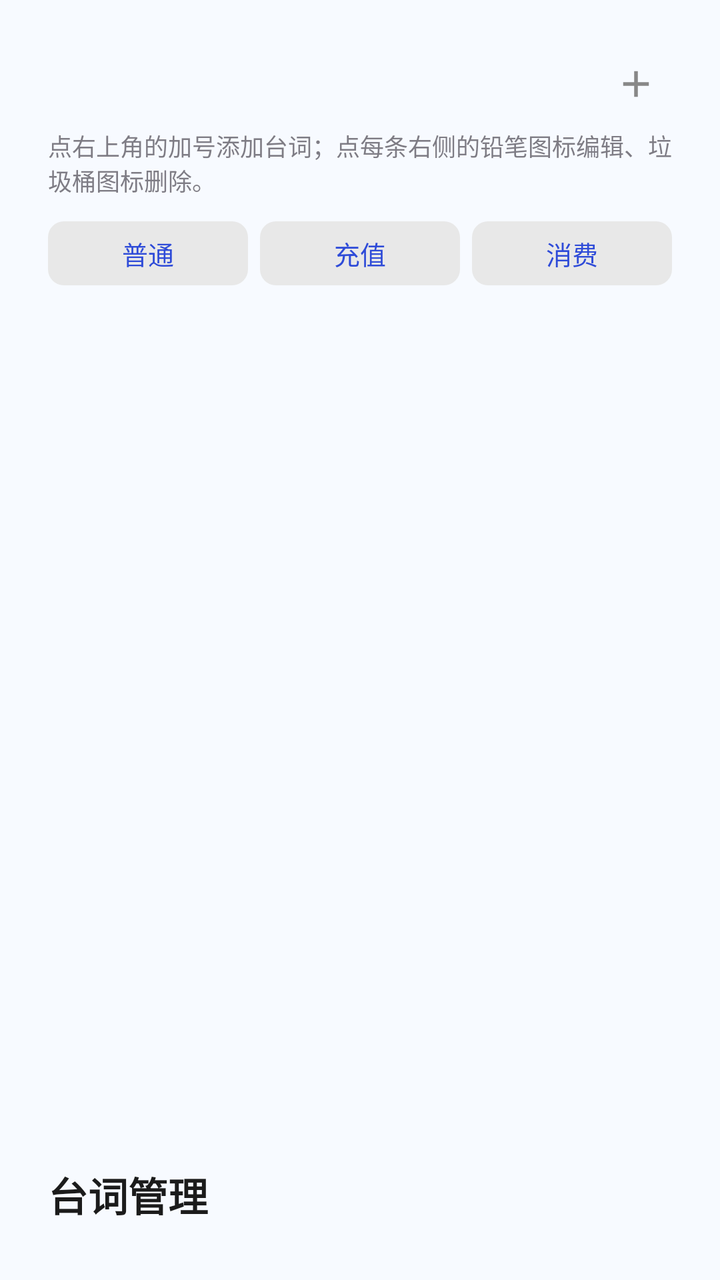
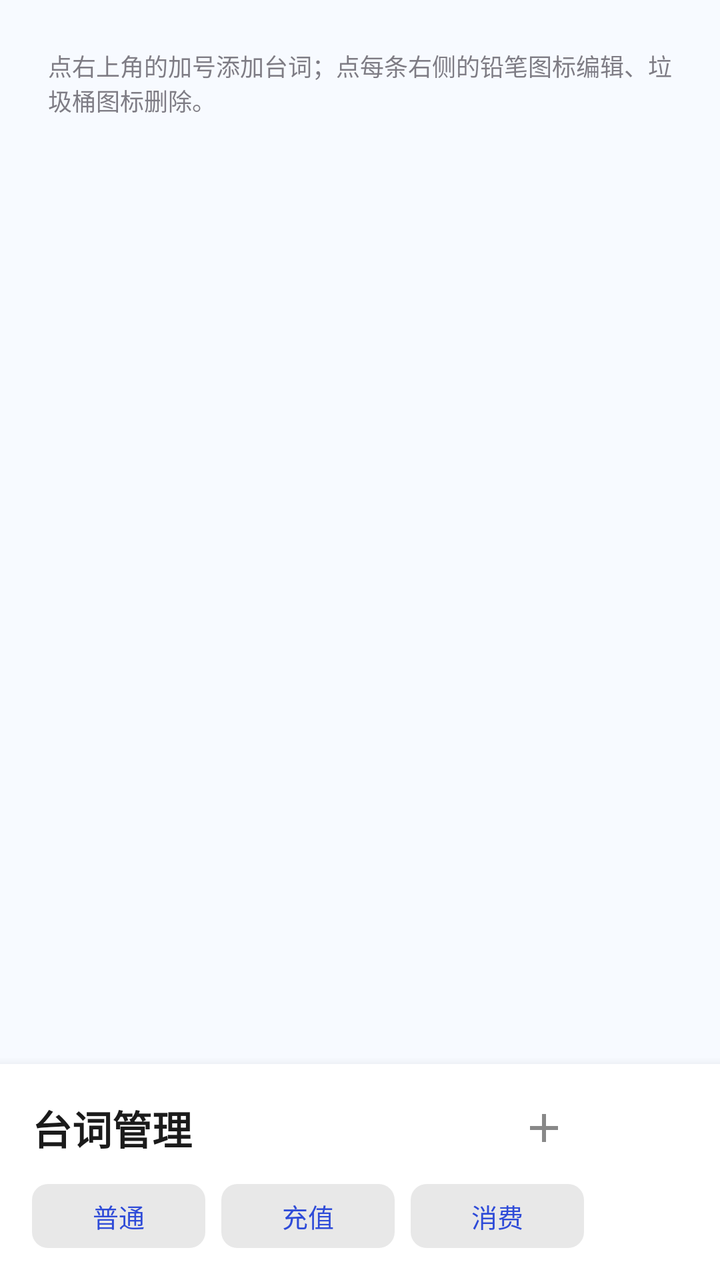

Two renders of the same Android screen: before a commit and after it. Below are the layout's source before the change and the commit's diff.
<!-- AndroidManifest.xml: application theme Theme.WhalePet -->
<!-- res/layout/page_lines.xml -->
<FrameLayout xmlns:android="http://schemas.android.com/apk/res/android"
    xmlns:tools="http://schemas.android.com/tools"
    android:layout_width="match_parent"
    android:layout_height="match_parent">

<ScrollView xmlns:android="http://schemas.android.com/apk/res/android"
    android:layout_width="match_parent"
    android:layout_height="match_parent"
    android:fillViewport="true">

    <LinearLayout
        android:layout_width="match_parent"
        android:layout_height="wrap_content"
        android:orientation="vertical"
        android:padding="24dp"
            android:paddingBottom="88dp">

        
        <LinearLayout
            android:layout_width="match_parent"
            android:layout_height="wrap_content"
            android:gravity="center_vertical"
            android:orientation="horizontal">

            <Space
                android:layout_width="0dp"
                android:layout_height="1dp"
                android:layout_weight="1" />

            <ImageButton
                android:id="@+id/btn_add_line"
                android:layout_width="36dp"
                android:layout_height="36dp"
                android:background="@null"
                android:contentDescription="@string/add_line_hint"
                android:padding="7dp"
                android:scaleType="fitCenter"
                android:src="@drawable/ic_add_line" />
        </LinearLayout>

        <TextView
            android:layout_width="match_parent"
            android:layout_height="wrap_content"
            android:layout_marginTop="4dp"
            android:alpha="0.7"
            android:text="@string/lines_hint"
            android:textSize="12sp" />

        
        <LinearLayout
            android:layout_width="match_parent"
            android:layout_height="wrap_content"
            android:layout_marginTop="12dp"
            android:orientation="horizontal">

            <Button
                style="@style/Widget.WhalePet.Button"
                android:id="@+id/tab_line_normal"
                android:layout_width="0dp"
                android:layout_height="wrap_content"
                android:layout_weight="1"
                android:text="@string/line_type_normal" />

            <Button
                style="@style/Widget.WhalePet.Button"
                android:id="@+id/tab_line_gain"
                android:layout_width="0dp"
                android:layout_height="wrap_content"
                android:layout_marginStart="6dp"
                android:layout_weight="1"
                android:text="@string/line_type_gain" />

            <Button
                style="@style/Widget.WhalePet.Button"
                android:id="@+id/tab_line_loss"
                android:layout_width="0dp"
                android:layout_height="wrap_content"
                android:layout_marginStart="6dp"
                android:layout_weight="1"
                android:text="@string/line_type_loss" />
        </LinearLayout>

        <LinearLayout
            android:id="@+id/ll_lines"
            android:layout_width="match_parent"
            android:layout_height="wrap_content"
            android:layout_marginTop="12dp"
            android:orientation="vertical" />
    </LinearLayout>
    </ScrollView>

    
    <TextView
        android:layout_width="wrap_content"
        android:layout_height="wrap_content"
        android:layout_gravity="bottom|start"
        android:layout_marginBottom="28dp"
        android:layout_marginStart="24dp"
        android:fontFamily="sans-serif-medium"
        android:text="@string/lines_title"
        android:textColor="@color/text_primary"
        android:textSize="20sp"
        android:textStyle="bold" />
</FrameLayout>
<!-- resources referenced by this layout -->
<resources>
  <color name="text_primary">#1B1B1B</color>
  <!-- drawable ic_add_line (drawable) -->
  <?xml version="1.0" encoding="utf-8"?>
  <vector xmlns:android="http://schemas.android.com/apk/res/android"
      android:width="24dp"
      android:height="24dp"
      android:viewportWidth="24"
      android:viewportHeight="24">
      <path
          android:fillColor="#FF888888"
          android:pathData="M19,13h-6v6h-2v-6H5v-2h6V5h2v6h6v2z" />
  </vector>
  <string name="add_line_hint">添加台词</string>
  <string name="line_type_gain">充值</string>
  <string name="line_type_loss">消费</string>
  <string name="line_type_normal">普通</string>
  <string name="lines_hint">点右上角的加号添加台词；点每条右侧的铅笔图标编辑、垃圾桶图标删除。</string>
  <string name="lines_title">台词管理</string>
  <style name="Widget.WhalePet.Button" parent="Widget.Material3.Button.TonalButton">
          
          <item name="android:minHeight">32dp</item>
          <item name="android:minWidth">0dp</item>
          <item name="android:insetTop">0dp</item>
          <item name="android:insetBottom">0dp</item>
          <item name="android:paddingLeft">12dp</item>
          <item name="android:paddingRight">12dp</item>
          <item name="android:textSize">13sp</item>
          <item name="backgroundTint">@color/surface_chip</item>
          <item name="android:textColor">@color/brand_primary</item>
          <item name="cornerRadius">8dp</item>
      </style>
  <style name="Theme.WhalePet" parent="Theme.Material3.DayNight.NoActionBar">
          
          <item name="colorPrimary">@color/brand_primary</item>
          <item name="colorOnPrimary">#FFFFFF</item>
          <item name="colorPrimaryContainer">#DDE3FF</item>
          <item name="colorOnPrimaryContainer">#10214A</item>
          <item name="colorSecondary">#2E9E5B</item>
          <item name="colorSurface">#FFFFFF</item>
          <item name="android:windowBackground">@color/surface_page</item>
          <item name="colorSurfaceVariant">#EDEDED</item>
          <item name="colorOutline">@color/outline_soft</item>
          <item name="android:statusBarColor">@android:color/transparent</item>
      </style>
  <color name="surface_chip">#E8E8E8</color>
  <color name="brand_primary">#2E4BD8</color>
  <color name="surface_page">#F7FAFF</color>
  <color name="outline_soft">#DEDEDE</color>
</resources>

<!-- the commit's change to res/layout/page_lines.xml (unified diff, before → after) -->
@@ -1,56 +1,84 @@
+<?xml version="1.0" encoding="utf-8"?>
 <FrameLayout xmlns:android="http://schemas.android.com/apk/res/android"
-    xmlns:tools="http://schemas.android.com/tools"
     android:layout_width="match_parent"
     android:layout_height="match_parent">
 
-<ScrollView xmlns:android="http://schemas.android.com/apk/res/android"
-    android:layout_width="match_parent"
-    android:layout_height="match_parent"
-    android:fillViewport="true">
+    <ScrollView
+        android:layout_width="match_parent"
+        android:layout_height="match_parent"
+        android:fillViewport="true">
 
+        <LinearLayout
+            android:layout_width="match_parent"
+            android:layout_height="wrap_content"
+            android:orientation="vertical"
+            android:paddingStart="24dp"
+            android:paddingTop="24dp"
+            android:paddingEnd="24dp"
+            android:paddingBottom="160dp">
+
+            <TextView
+                android:layout_width="match_parent"
+                android:layout_height="wrap_content"
+                android:alpha="0.7"
+                android:text="@string/lines_hint"
+                android:textSize="12sp" />
+
+            <LinearLayout
+                android:id="@+id/ll_lines"
+                android:layout_width="match_parent"
+                android:layout_height="wrap_content"
+                android:layout_marginTop="12dp"
+                android:orientation="vertical" />
+        </LinearLayout>
+    </ScrollView>
+
+    
     <LinearLayout
+        android:id="@+id/lines_action_bar"
         android:layout_width="match_parent"
         android:layout_height="wrap_content"
+        android:layout_gravity="bottom"
+        android:background="@color/surface_card"
+        android:elevation="8dp"
         android:orientation="vertical"
-        android:padding="24dp"
-            android:paddingBottom="88dp">
+        android:paddingStart="16dp"
+        android:paddingTop="12dp"
+        android:paddingEnd="68dp"
+        android:paddingBottom="16dp">
 
-        
         <LinearLayout
             android:layout_width="match_parent"
             android:layout_height="wrap_content"
             android:gravity="center_vertical"
             android:orientation="horizontal">
 
-            <Space
+            <TextView
                 android:layout_width="0dp"
-                android:layout_height="1dp"
-                android:layout_weight="1" />
+                android:layout_height="wrap_content"
+                android:layout_weight="1"
+                android:fontFamily="sans-serif-medium"
+                android:text="@string/lines_title"
+                android:textColor="@color/text_primary"
+                android:textSize="20sp"
+                android:textStyle="bold" />
 
             <ImageButton
                 android:id="@+id/btn_add_line"
-                android:layout_width="36dp"
-                android:layout_height="36dp"
+                android:layout_width="40dp"
+                android:layout_height="40dp"
                 android:background="@null"
                 android:contentDescription="@string/add_line_hint"
-                android:padding="7dp"
+                android:padding="8dp"
                 android:scaleType="fitCenter"
                 android:src="@drawable/ic_add_line" />
         </LinearLayout>
-
-        <TextView
-            android:layout_width="match_parent"
-            android:layout_height="wrap_content"
-            android:layout_marginTop="4dp"
-            android:alpha="0.7"
-            android:text="@string/lines_hint"
-            android:textSize="12sp" />
 
         
         <LinearLayout
             android:layout_width="match_parent"
             android:layout_height="wrap_content"
-            android:layout_marginTop="12dp"
+            android:layout_marginTop="8dp"
             android:orientation="horizontal">
 
             <Button
@@ -66,7 +94,7 @@
                 android:id="@+id/tab_line_gain"
                 android:layout_width="0dp"
                 android:layout_height="wrap_content"
-                android:layout_marginStart="6dp"
+                android:layout_marginStart="8dp"
                 android:layout_weight="1"
                 android:text="@string/line_type_gain" />
 
@@ -75,30 +103,9 @@
                 android:id="@+id/tab_line_loss"
                 android:layout_width="0dp"
                 android:layout_height="wrap_content"
-                android:layout_marginStart="6dp"
+                android:layout_marginStart="8dp"
                 android:layout_weight="1"
                 android:text="@string/line_type_loss" />
         </LinearLayout>
-
-        <LinearLayout
-            android:id="@+id/ll_lines"
-            android:layout_width="match_parent"
-            android:layout_height="wrap_content"
-            android:layout_marginTop="12dp"
-            android:orientation="vertical" />
     </LinearLayout>
-    </ScrollView>
-
-    
-    <TextView
-        android:layout_width="wrap_content"
-        android:layout_height="wrap_content"
-        android:layout_gravity="bottom|start"
-        android:layout_marginBottom="28dp"
-        android:layout_marginStart="24dp"
-        android:fontFamily="sans-serif-medium"
-        android:text="@string/lines_title"
-        android:textColor="@color/text_primary"
-        android:textSize="20sp"
-        android:textStyle="bold" />
 </FrameLayout>
<!-- resource entries referenced after the edit -->
@@ -1,5 +1,6 @@
 <!-- resources referenced by this layout -->
 <resources>
+  <color name="surface_card">#FFFFFF</color>
   <color name="text_primary">#1B1B1B</color>
   <!-- drawable ic_add_line (drawable) -->
   <?xml version="1.0" encoding="utf-8"?>
